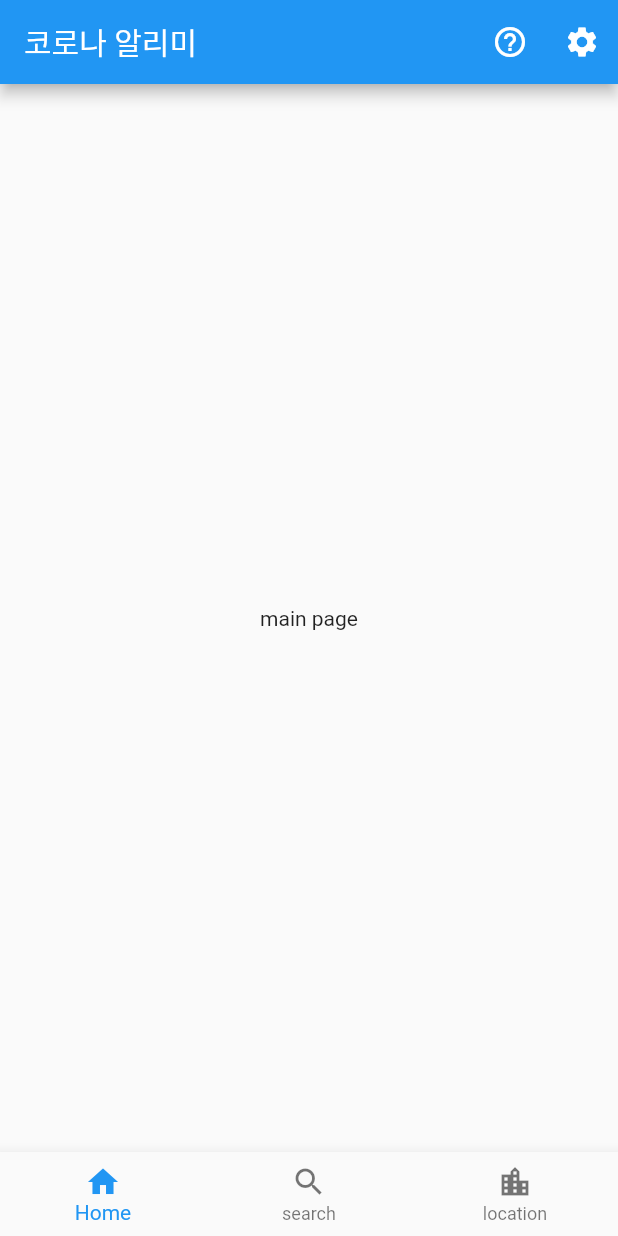
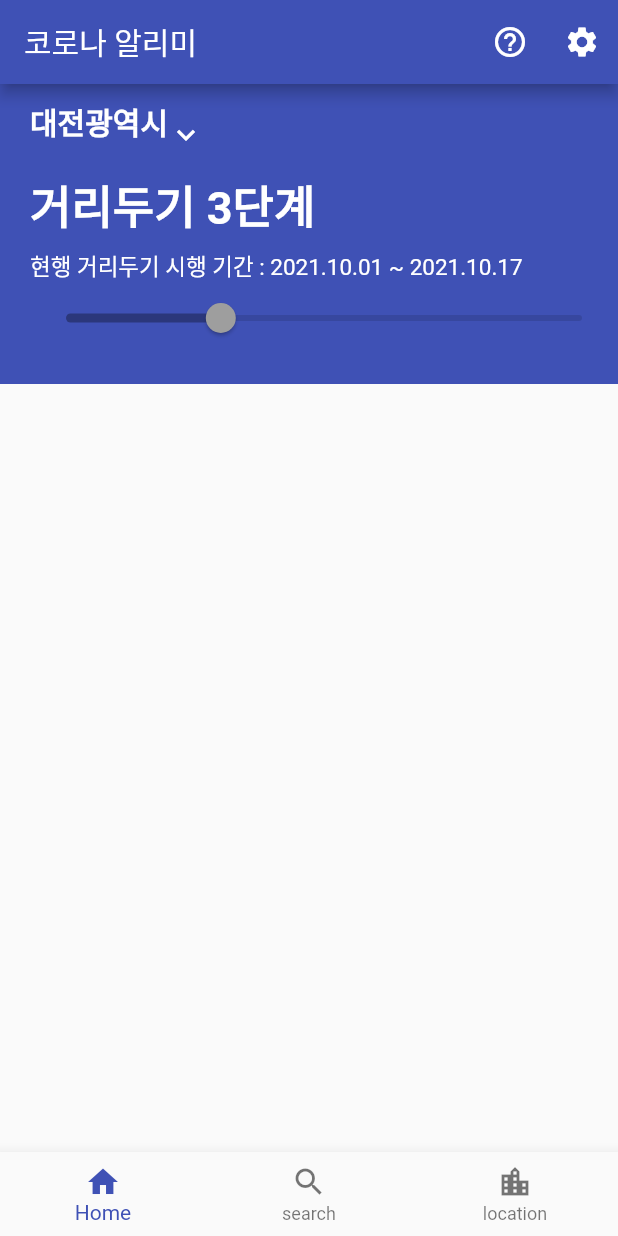
Before and after one commit to nub8p/covid_alarm, a Flutter app: the screen it shows after launch, on a phone screen of 412 x 824 dp. Run offline on Flutter 3.47's test engine with Material 2 defaults, Android fonts, the phone set to English and light mode, and no system bars.

Commit message:
home update

```diff
--- a/lib/home.dart
+++ b/lib/home.dart
@@ -6,6 +6,10 @@ class Home extends StatefulWidget {
 }
 
 class _HomeState extends State<Home> {
+  int level = 3;
+  String startDate = '2021.10.01';
+  String endDate = '2021.10.17';
+  double today = 30;
 
   void _defultsetting() {
     setState(() {
@@ -18,16 +22,91 @@ class _HomeState extends State<Home> {
     _defultsetting();
 
     return Scaffold(
-      body: Center(
-        child: Column(
-          mainAxisAlignment: MainAxisAlignment.center,
-          children: <Widget>[
-            Text(
-              'main page',
-            ),
-          ],
+      body: ClipPath(
+        child: Container(
+          padding: EdgeInsets.only(top: 10, left: 20),
+          height: 200,
+          width: double.infinity,
+          decoration: BoxDecoration(
+            color: Colors.indigo
+          ),
+          child: Column(
+            crossAxisAlignment: CrossAxisAlignment.start,
+            children: <Widget>[
+              MyDropDown(),
+              Text(
+                '거리두기 $level단계',
+                style: TextStyle(
+                  fontSize: 30,
+                  fontWeight: FontWeight.bold,
+                  color: Colors.white,
+                ),
+              ),
+              SizedBox(height: 8),
+              Text(
+                '현행 거리두기 시행 기간 : $startDate ~ $endDate',
+                style: TextStyle(
+                  fontSize: 15,
+                  color: Colors.white,
+                ),
+              ),
+              Slider(
+
+                value: today,
+                min: 0.0,
+                max: 100.0,
+                //divisions: divisions,
+                //label: '${controller.sliderValue.round()}',
+                onChanged: null,
+              ),
+            ],
+          ),
         ),
       ),
     );
   }
 }
+
+class MyDropDown extends StatefulWidget {
+  const MyDropDown({Key? key}) : super(key: key);
+
+  @override
+  State<MyDropDown> createState() => _MyDrop();
+}
+
+class _MyDrop extends State<MyDropDown> {
+  List<String> options = <String>['서울특별시', '대전광역시', '부산광역시'];
+  String dropdownValue = '대전광역시';
+
+  @override
+  Widget build(BuildContext context) {
+    return DropdownButton(
+      value: dropdownValue,
+      underline: SizedBox(),
+      icon: Icon(Icons.expand_more, color: Colors.white),
+      style: const TextStyle(
+          fontSize: 20,
+          color: Colors.indigo
+      ),
+      selectedItemBuilder: (BuildContext context) {
+        return options.map((String value) {
+          return Text(
+            dropdownValue,
+            style: const TextStyle(color: Colors.white, fontWeight: FontWeight.bold,),
+          );
+        }).toList();
+      },
+      items: options.map<DropdownMenuItem<String>>((String value) {
+        return DropdownMenuItem<String>(
+          value: value,
+          child: Text(value),
+        );
+      }).toList(),
+      onChanged: (String? newValue) {
+        setState(() {
+          dropdownValue = newValue!;
+        });
+      },
+    );
+  }
+}
--- a/lib/main.dart
+++ b/lib/main.dart
@@ -10,9 +10,10 @@ class MyApp extends StatelessWidget {
   @override
   Widget build(BuildContext context) {
     return MaterialApp(
+      debugShowCheckedModeBanner: false,
       title: 'Flutter Demo',
       theme: ThemeData(
-        primarySwatch: Colors.blue,
+        primarySwatch: Colors.indigo,
       ),
       home: MyHomePage(title: '코로나 알리미'),
     );
```
